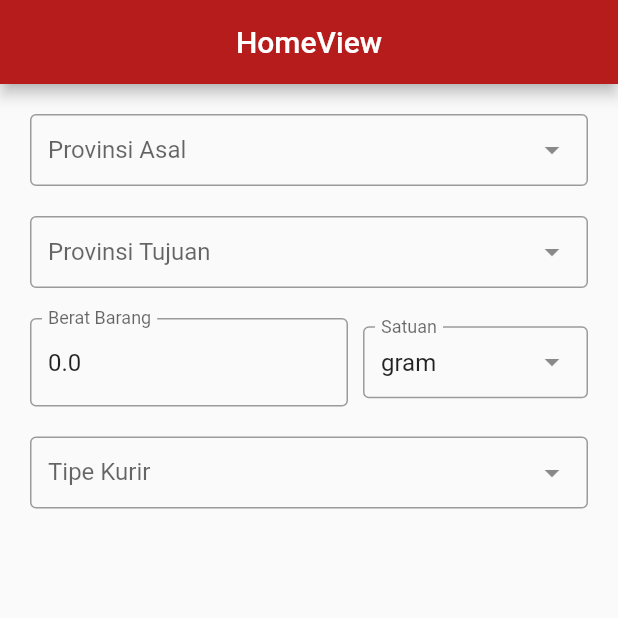
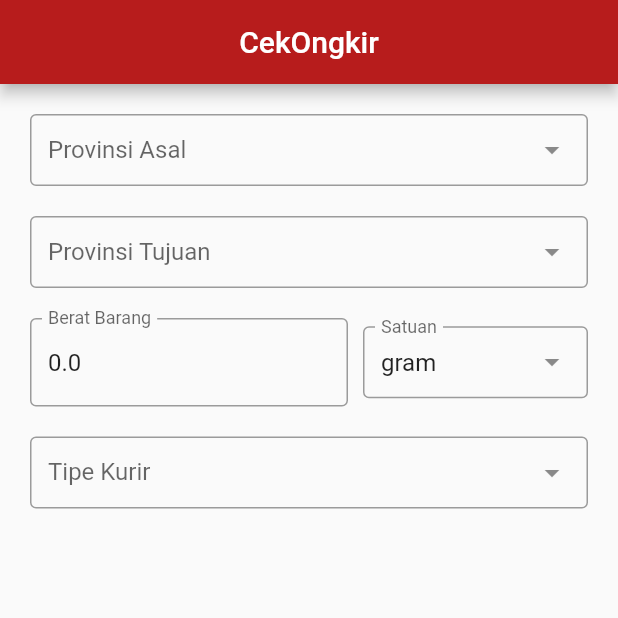
Before and after one commit to AgungLi/cek-ongkir, a Flutter app: the screen it shows after launch, on a phone screen of 412 x 824 dp, the top half of it. Run offline on Flutter 3.47's test engine with Material 2 defaults, Android fonts, the phone set to English and light mode, and no system bars; drawn by our look-alikes of dropdown_search; our stand-ins replace get.

Commit message:
Create Logo

```diff
--- a/lib/app/modules/home/views/home_view.dart
+++ b/lib/app/modules/home/views/home_view.dart
@@ -11,11 +11,12 @@ class HomeView extends GetView<HomeController> {
   Widget build(BuildContext context) {
     return Scaffold(
         appBar: AppBar(
-          title: Text('HomeView'),
+          title: Text('CekOngkir'),
           centerTitle: true,
           backgroundColor: Colors.red[900],
         ),
-        body: ListView(
+        body: SafeArea(
+          child: ListView(
             padding: EdgeInsets.all(20),
             children: [
               Provinsi(
@@ -93,6 +94,7 @@ class HomeView extends GetView<HomeController> {
                       ),
                     ))
             ],
+          ),
         ));
   }
 }
--- a/lib/main.dart
+++ b/lib/main.dart
@@ -7,7 +7,8 @@ import 'app/routes/app_pages.dart';
 void main() {
   runApp(
     GetMaterialApp(
-      title: "Application",
+      title: "CekOngkir",
+      debugShowCheckedModeBanner: false,
       initialRoute: AppPages.INITIAL,
       getPages: AppPages.routes,
     ),
--- a/pubspec.yaml
+++ b/pubspec.yaml
@@ -12,6 +12,12 @@ dependencies:
   dropdown_search: 0.6.3
   flutter:
     sdk: flutter
+  flutter_launcher_icons: "^0.9.2"
+
+flutter_icons:
+  android: "launcher_icon"
+  ios: true
+  image_path: "assets/icon/icon.png"
 
 dev_dependencies:
   flutter_test:
```
Also changed, not shown: assets/icon/icon.png (added), pubspec.lock, 22 other files. Lines whose indentation alone changed are shown as unchanged.
